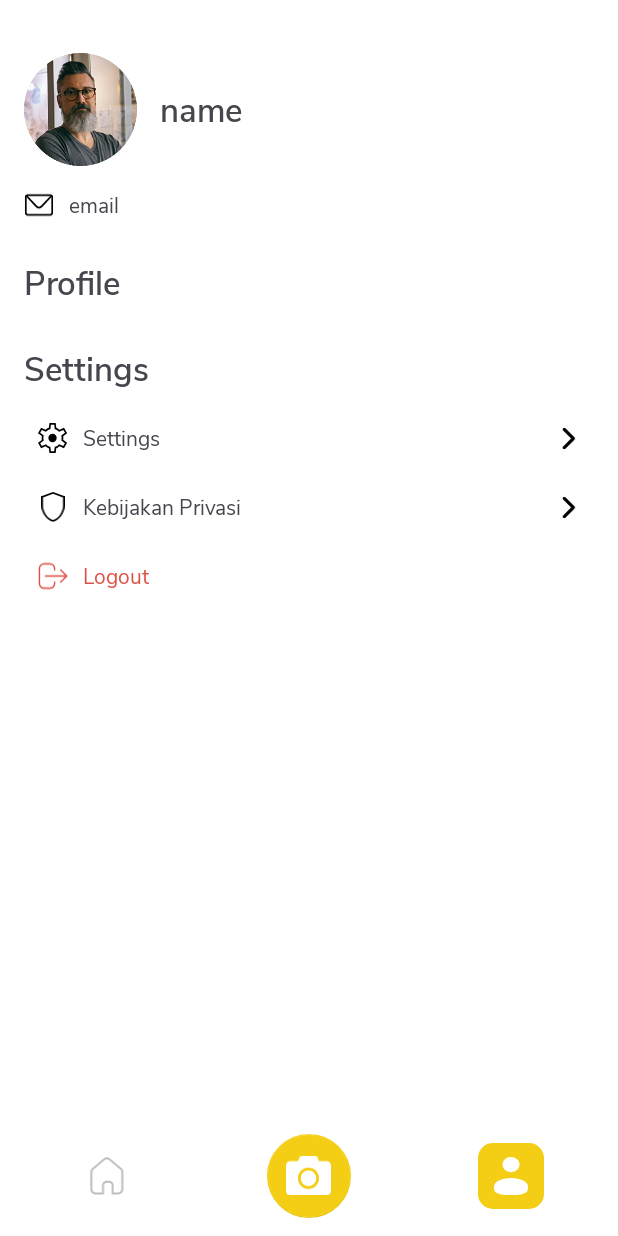
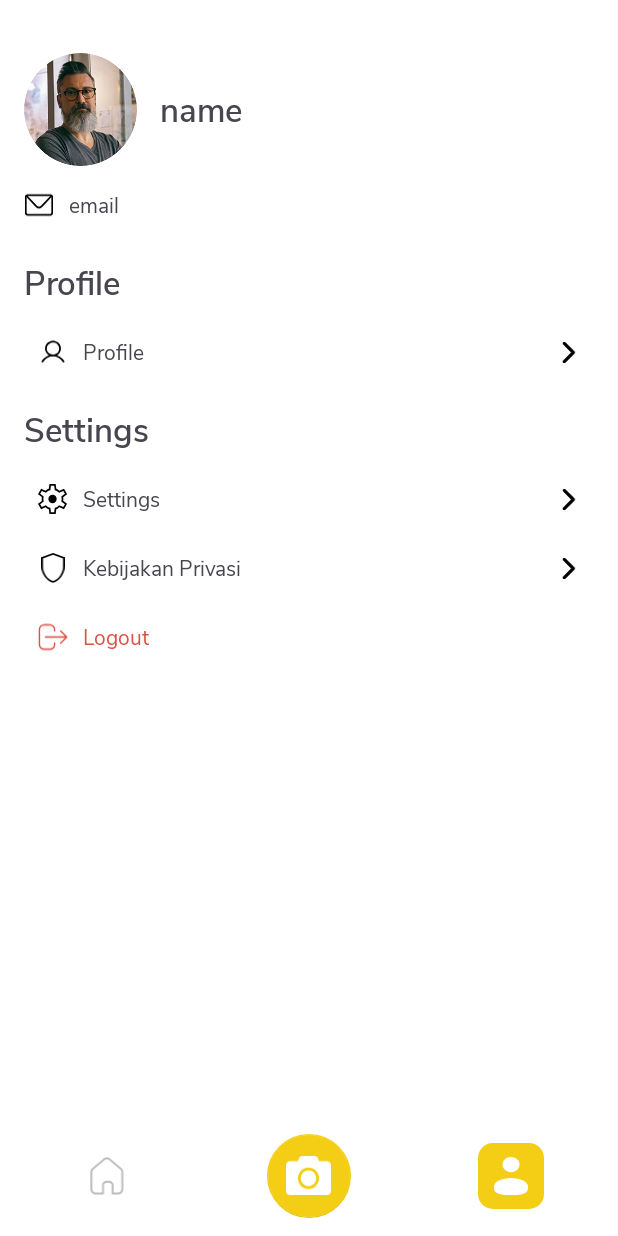
Before and after one commit to DifaApp/MD-Difa-App, an Android app: the ProfileFragment screen opened through its navigation route, on a phone screen of 412 x 824 dp. Run offline under Robolectric (Android 15) with nearby library versions, the phone set to English and light mode, and no system bars; our stand-ins replace CircleImageView, navigation-ui; libraries missing offline, so code that uses them is left out: com.takusemba.spotlight; pictures from the network do not load.

Commit message:
Fix: Fix Bug Google Image

```diff
--- a/app/src/main/java/com/difa/difaapp/ui/profile/ProfileFragment.kt
+++ b/app/src/main/java/com/difa/difaapp/ui/profile/ProfileFragment.kt
@@ -37,12 +37,12 @@ class ProfileFragment : Fragment(), View.OnClickListener {
         super.onViewCreated(view, savedInstanceState)
 
         viewModel.isLoginGoogle().observe(requireActivity(), Observer {
-            binding.ivImageProfile.visibility = if(it) View.GONE else View.VISIBLE
+            binding.linearRootProfile.visibility = if(it) View.GONE else View.VISIBLE
+            binding.tvLabelSecProfile.visibility = if(it) View.GONE else View.VISIBLE
             if(it){
                 viewModel.getSessionGoogleUser().observe(requireActivity(), Observer {
                     Glide.with(requireActivity())
                         .load(it.avatar)
-                        .centerCrop()
                         .into(binding.ivImageProfile)
 
                     binding.tvProfileName.text = it.name
--- a/app/src/main/java/com/difa/difaapp/ui/splashscreen/SplashScreen.kt
+++ b/app/src/main/java/com/difa/difaapp/ui/splashscreen/SplashScreen.kt
@@ -32,6 +32,7 @@ class SplashScreen : AppCompatActivity() {
                     viewModel.isLoginGoogle().observe(this, Observer { isGoogleAccount->
                         if(isGoogleAccount){
                             viewModel.getSessionGoogleUser().observe(this, Observer {googleAccount ->
+                                Log.d(TAG, "onCreate: ${googleAccount.avatar}")
                                 if(!googleAccount.name.isEmpty()){
                                     Handler(Looper.getMainLooper()).postDelayed(
                                         {
--- a/app/src/main/res/layout/fragment_profile.xml
+++ b/app/src/main/res/layout/fragment_profile.xml
@@ -6,7 +6,7 @@
     xmlns:app="http://schemas.android.com/apk/res-auto"
     tools:context=".ui.profile.ProfileFragment">
 
-    <com.google.android.material.imageview.ShapeableImageView
+    <de.hdodenhof.circleimageview.CircleImageView
         android:id="@+id/iv_image_profile"
         android:layout_width="75dp"
         android:layout_height="75dp"
```
Also changed, not shown: app/src/main/java/com/difa/difaapp/ui/auth/register/RegisterViewModel.kt (+4 -4 lines).
